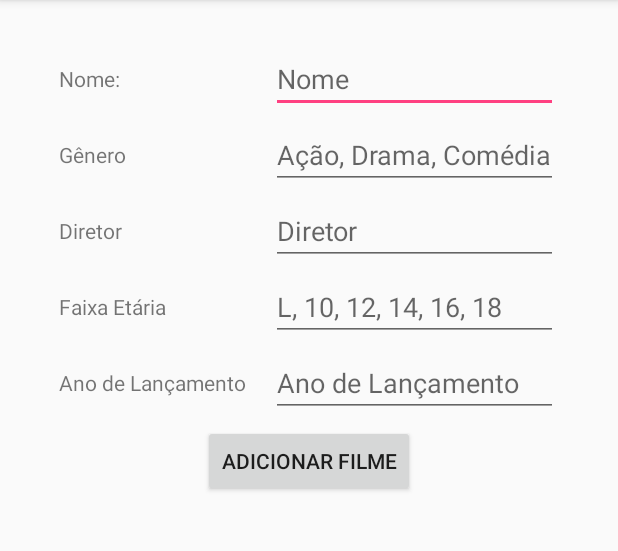
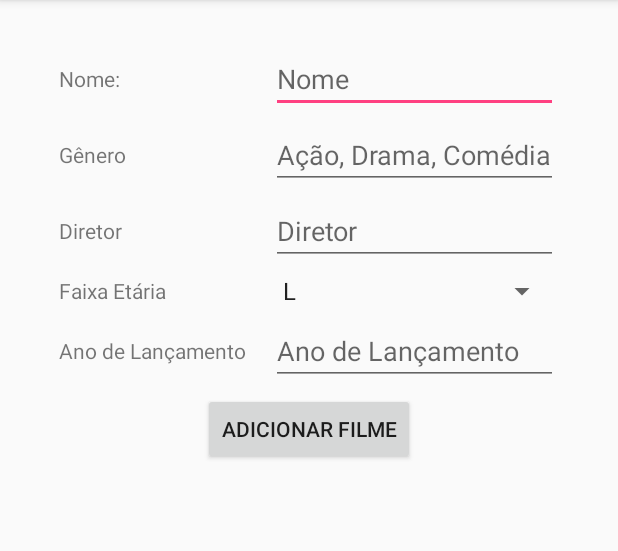
Before and after one commit to mtgo007/TP-01, an Android app: the AddFilme screen opened directly, with no data from a screen before it, on a phone screen of 412 x 824 dp, the part 84-635 px from its top. Run offline under Robolectric (Android 15) with nearby library versions, the phone set to English and light mode, and no system bars; our stand-ins replace Firebase (no records; nobody signed in at launch, a user with empty details on screens opened directly); 1 statement that could not run was skipped.

Commit message:
remodelação do Layout e gravity do popup menu

```diff
--- a/app/src/main/AndroidManifest.xml
+++ b/app/src/main/AndroidManifest.xml
@@ -20,7 +20,6 @@
         </activity>
         <activity android:name=".AddFilme" />
         <activity android:name=".ListaFilmes" />
-        <activity android:name=".UserHub" />
         <activity android:name=".Cadastar"></activity>
     </application>
 
--- a/app/src/main/java/com/mtgo007/movies/AddFilme.java
+++ b/app/src/main/java/com/mtgo007/movies/AddFilme.java
@@ -4,8 +4,11 @@ import android.support.v7.app.AppCompatActivity;
 import android.os.Bundle;
 import android.util.Log;
 import android.view.View;
+import android.widget.ArrayAdapter;
 import android.widget.Button;
 import android.widget.EditText;
+import android.widget.Spinner;
+import android.widget.TextView;
 import android.widget.Toast;
 
 import com.google.firebase.database.DatabaseReference;
@@ -23,6 +26,15 @@ public class AddFilme extends AppCompatActivity {
         Bundle args = this.getIntent().getExtras();
         final String name = args.getString("User");
 
+        //select
+        final Spinner spinner = (Spinner) findViewById(R.id.faixaEtaria);
+        // Create an ArrayAdapter using the string array and a default spinner layout
+        ArrayAdapter<CharSequence> adapter = ArrayAdapter.createFromResource(this, R.array.faixaEtaria, android.R.layout.simple_spinner_item);
+        // Specify the layout to use when the list of choices appears
+        adapter.setDropDownViewResource(android.R.layout.simple_spinner_dropdown_item);
+        // Apply the adapter to the spinner
+        spinner.setAdapter(adapter);
+
         //inicia db
         mDatabase = FirebaseDatabase.getInstance().getReference();
 
@@ -31,13 +43,14 @@ public class AddFilme extends AppCompatActivity {
         final EditText nome = findViewById(R.id.nome);
         final EditText genero = findViewById(R.id.genero);
         final EditText diretor = findViewById(R.id.diretor);
-        final EditText faixa = findViewById(R.id.faixaEtaria);
         final EditText ano = findViewById(R.id.ano);
 
         btn.setOnClickListener(new View.OnClickListener() {
             @Override
             public void onClick(View v) {
-                Filme filme = new Filme(nome.getText().toString(), genero.getText().toString(), diretor.getText().toString(), faixa.getText().toString(),Integer.parseInt(ano.getText().toString()));
+                String faixa = spinner.getSelectedItem().toString();
+                System.out.println(faixa);
+                Filme filme = new Filme(nome.getText().toString(), genero.getText().toString(), diretor.getText().toString(), faixa ,Integer.parseInt(ano.getText().toString()));
                 mDatabase.child("users").child(name).child("Filmes").child(filme.getNome()).setValue(filme);
                 Toast.makeText(AddFilme.this, "Filme Adicionado com sucesso", Toast.LENGTH_SHORT);
                 Log.i("AddFilme","Adicionado");
--- a/app/src/main/java/com/mtgo007/movies/FilmesAdapter.java
+++ b/app/src/main/java/com/mtgo007/movies/FilmesAdapter.java
@@ -6,6 +6,7 @@ import android.content.DialogInterface;
 import android.content.Intent;
 import android.net.Uri;
 import android.util.Log;
+import android.view.Gravity;
 import android.view.LayoutInflater;
 import android.view.MenuInflater;
 import android.view.MenuItem;
@@ -89,7 +90,7 @@ public class FilmesAdapter extends BaseAdapter {
         newView.setOnLongClickListener(new View.OnLongClickListener() {
             @Override
             public boolean onLongClick(View v) {
-                PopupMenu popup = new PopupMenu(FilmesAdapter.this.context, newView);
+                PopupMenu popup = new PopupMenu(FilmesAdapter.this.context, newView, Gravity.RIGHT);
                 MenuInflater inflater = popup.getMenuInflater();
                 inflater.inflate(R.menu.popup_menu, popup.getMenu());
                 popup.setOnMenuItemClickListener(new PopupMenu.OnMenuItemClickListener() {
--- a/app/src/main/java/com/mtgo007/movies/MainActivity.java
+++ b/app/src/main/java/com/mtgo007/movies/MainActivity.java
@@ -63,7 +63,7 @@ public class MainActivity extends AppCompatActivity {
                                         //start Movies Intent
                                         Bundle args = new Bundle();
                                         args.putCharSequence("User",user.getUsername());
-                                        Intent intent = new Intent(MainActivity.this, UserHub.class);
+                                        Intent intent = new Intent(MainActivity.this, ListaFilmes.class);
                                         intent.putExtras(args);
                                         startActivity(intent);
                                     } else {
--- a/app/src/main/res/layout/activity_add_filme.xml
+++ b/app/src/main/res/layout/activity_add_filme.xml
@@ -60,12 +60,11 @@
             android:text="Faixa Etária"
             />
 
-        <EditText
+        <Spinner
             android:id="@+id/faixaEtaria"
-            android:layout_width="wrap_content"
-            android:layout_height="wrap_content"
-            android:inputType="textPersonName"
-            android:hint="L, 10, 12, 14, 16, 18" />
+            android:layout_width="fill_parent"
+            android:layout_height="wrap_content" />
+
     </TableRow>
     <TableRow android:gravity="center"
         android:layout_marginTop="5dp">
--- a/app/src/main/res/values/strings.xml
+++ b/app/src/main/res/values/strings.xml
@@ -1,4 +1,12 @@
 <resources>
     <string name="app_name">Movies</string>
     <string name="title_activity_lista_de_filmes">ListaDeFilmes</string>
+    <string-array name="faixaEtaria">
+        <item>L</item>
+        <item>10</item>
+        <item>12</item>
+        <item>14</item>
+        <item>16</item>
+        <item>18</item>
+    </string-array>
 </resources>
```
Also changed, not shown: app/src/main/java/com/mtgo007/movies/ListaFilmes.java (+12 -0 lines), app/src/main/java/com/mtgo007/movies/UserHub.java (deleted, +0 -49 lines), app/src/main/res/layout/activity_lista_filmes.xml (+11 -2 lines), app/src/main/res/layout/activity_user_hub.xml (deleted, +0 -38 lines), app/src/main/res/menu/popup_menu.xml (+4 -3 lines).
